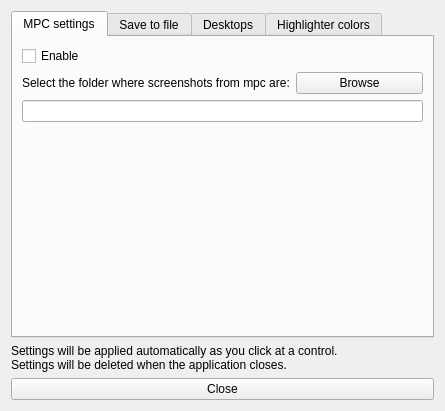
First picture: the form in ui/dsettings.ui, repository zodinyac/dupload, before the edit.
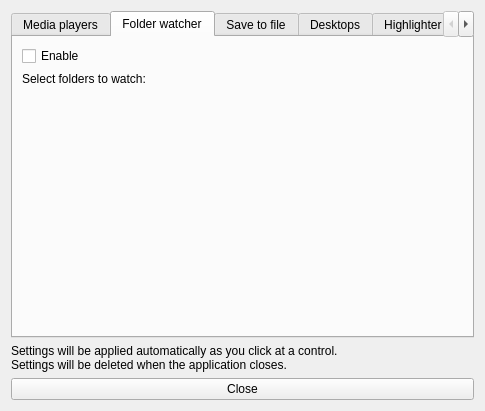
Second picture: the form after the edit. The open tabs and pages were chosen to show the change.

Commit message: Dll hook for media players

The edit to the form file:
```diff
--- a/ui/dsettings.ui
+++ b/ui/dsettings.ui
@@ -35,7 +35,7 @@
      </property>
      <widget class="QWidget" name="mpcTab">
       <attribute name="title">
-       <string>MPC settings</string>
+       <string>Media players</string>
       </attribute>
       <layout class="QGridLayout" name="gridLayout">
        <item row="2" column="0" colspan="2">
@@ -55,14 +55,7 @@
        <item row="1" column="0">
         <widget class="QLabel" name="folderMpcLabel">
          <property name="text">
-          <string>Select the folder where screenshots from mpc are:</string>
-         </property>
-        </widget>
-       </item>
-       <item row="1" column="1">
-        <widget class="QPushButton" name="browseMpcButton">
-         <property name="text">
-          <string>Browse</string>
+          <string>List your media player executables separated by commas (example: mpc-hc.exe):</string>
          </property>
         </widget>
        </item>
@@ -81,6 +74,40 @@
        </item>
       </layout>
      </widget>
+     <widget class="QWidget" name="folderWatcherTab">
+      <attribute name="title">
+       <string>Folder watcher</string>
+      </attribute>
+      <layout class="QGridLayout" name="gridLayout_8">
+       <item row="0" column="0" colspan="2">
+        <widget class="QCheckBox" name="enableFWCheckBox">
+         <property name="text">
+          <string>Enable</string>
+         </property>
+        </widget>
+       </item>
+       <item row="1" column="0">
+        <widget class="QLabel" name="folderFWLabel">
+         <property name="text">
+          <string>Select folders to watch:</string>
+         </property>
+        </widget>
+       </item>
+       <item row="2" column="0" colspan="2">
+        <spacer name="verticalSpacer_5">
+         <property name="orientation">
+          <enum>Qt::Vertical</enum>
+         </property>
+         <property name="sizeHint" stdset="0">
+          <size>
+           <width>400</width>
+           <height>243</height>
+          </size>
+         </property>
+        </spacer>
+       </item>
+      </layout>
+     </widget>
      <widget class="QWidget" name="fileTab">
       <attribute name="title">
        <string>Save to file</string>
```
Left out of the diff: 8 changed lines with no effect on the pictures. The commit also changes 7 other files.
